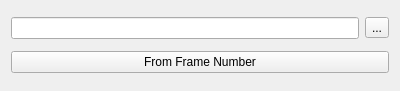
Qt form src/fort-studio/widget/base/TimeEditorWidget.ui (formicidae-tracker/studio) before a commit.
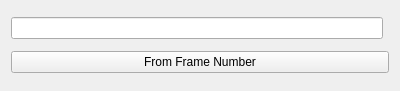
The same form after that commit.

Commit message: Adds icons for TimeEditorWidget

What changed in the file:
```diff
--- a/src/fort-studio/widget/base/TimeEditorWidget.ui
+++ b/src/fort-studio/widget/base/TimeEditorWidget.ui
@@ -14,16 +14,6 @@
    <string>Form</string>
   </property>
   <layout class="QGridLayout" name="gridLayout">
-   <item row="0" column="0">
-    <widget class="QLineEdit" name="lineEdit"/>
-   </item>
-   <item row="0" column="1">
-    <widget class="QToolButton" name="dateButton">
-     <property name="text">
-      <string>...</string>
-     </property>
-    </widget>
-   </item>
    <item row="1" column="0" colspan="2">
     <widget class="QPushButton" name="frameButton">
      <property name="text">
@@ -31,6 +21,9 @@
      </property>
     </widget>
    </item>
+   <item row="0" column="0">
+    <widget class="QLineEdit" name="lineEdit"/>
+   </item>
   </layout>
  </widget>
  <resources/>
```
The commit also changes 13 other files.
